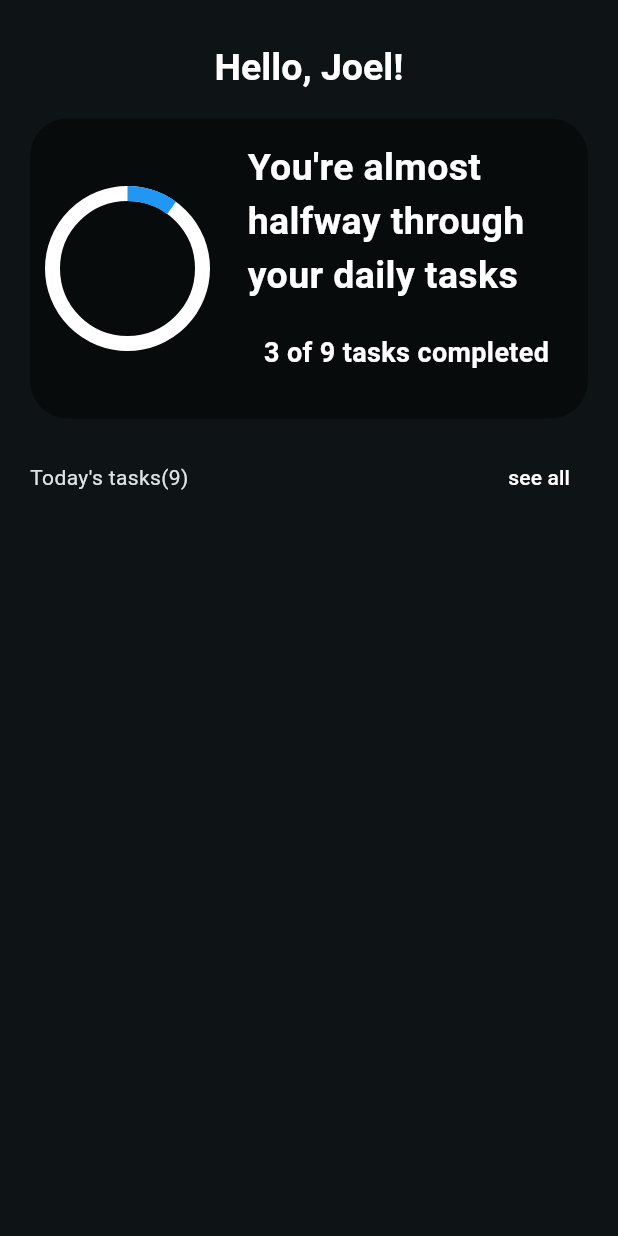
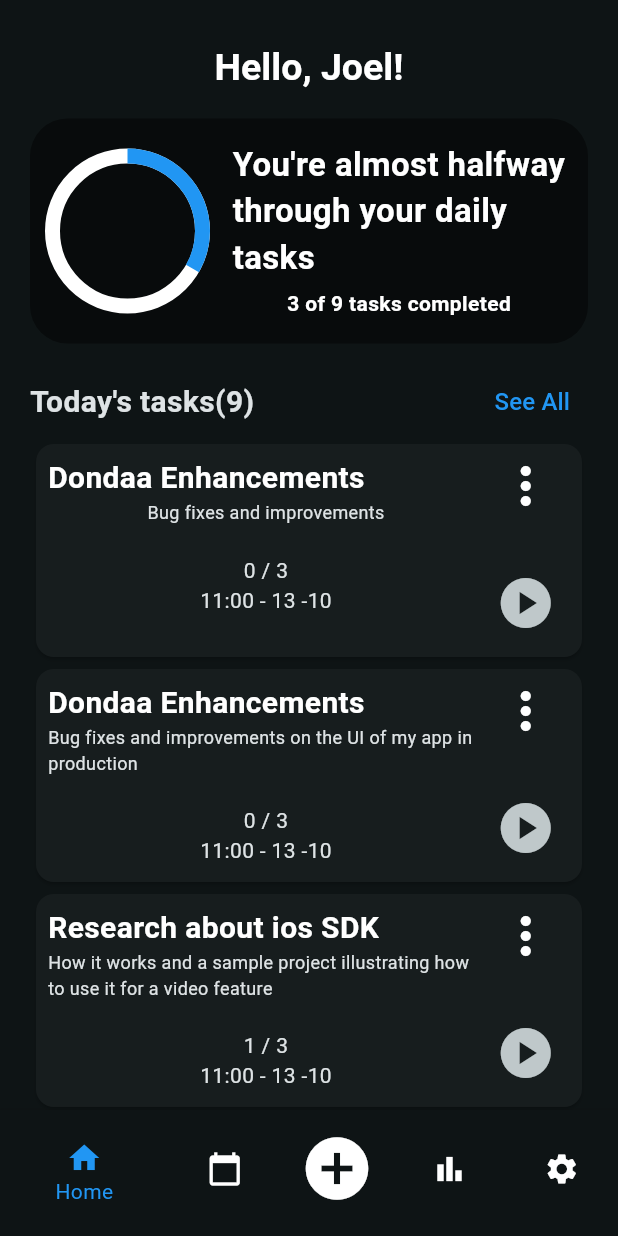
Before and after one commit to chotixity/TODO, a Flutter app: the screen it shows after launch, on a phone screen of 412 x 824 dp. Run offline on Flutter 3.47's test engine with Material 2 defaults, Android fonts, the phone set to English and light mode, and no system bars; missing offline and left inert: dart:ffi.

Commit message:
added a bottombar

```diff
--- a/lib/main.dart
+++ b/lib/main.dart
@@ -1,4 +1,5 @@
 import 'package:flutter/material.dart';
+import 'package:todo_app/widgets/bottombar.dart';
 
 import './screens/home.dart';
 
@@ -31,7 +32,7 @@ class MyApp extends StatelessWidget {
         ),
         useMaterial3: true,
       ),
-      home: const Home(),
+      home: const BottomBar(),
     );
   }
 }
--- a/lib/screens/home.dart
+++ b/lib/screens/home.dart
@@ -1,4 +1,7 @@
 import 'package:flutter/material.dart';
+
+import '../widgets/bottombar.dart';
+import '../widgets/tile.dart';
 
 class Home extends StatefulWidget {
   const Home({super.key});
@@ -8,7 +11,7 @@ class Home extends StatefulWidget {
 }
 
 class _HomeState extends State<Home> {
-  double progress = 0.1;
+  double progress = 1 / 3;
   @override
   Widget build(BuildContext context) {
     return Scaffold(
@@ -31,13 +34,48 @@ class _HomeState extends State<Home> {
             Row(
               mainAxisAlignment: MainAxisAlignment.spaceBetween,
               children: [
-                const Text('Today\'s tasks(9)'),
-                TextButton(onPressed: () {}, child: const Text('see all'))
+                const Text(
+                  'Today\'s tasks(9)',
+                  style: TextStyle(fontWeight: FontWeight.bold, fontSize: 20),
+                ),
+                TextButton(
+                    onPressed: () {},
+                    child: const Text(
+                      'See All',
+                      style: TextStyle(color: Colors.blue, fontSize: 16),
+                    ))
               ],
+            ),
+            Flexible(
+              child: ListView(
+                children: const [
+                  Tile(
+                    title: 'Dondaa Enhancements',
+                    description: 'Bug fixes and improvements',
+                    completedSessions: '0 / 3',
+                    time: '11:00 - 13 -10',
+                  ),
+                  Tile(
+                    title: 'Dondaa Enhancements',
+                    description:
+                        'Bug fixes and improvements on the UI of my app in production',
+                    completedSessions: '0 / 3',
+                    time: '11:00 - 13 -10',
+                  ),
+                  Tile(
+                    title: 'Research about ios SDK',
+                    description:
+                        'How it works and a sample project illustrating how to use it for a video feature',
+                    completedSessions: '1 / 3',
+                    time: '11:00 - 13 -10',
+                  )
+                ],
+              ),
             )
           ],
         ),
       ),
+      //bottomNavigationBar: const BottomBar(),
     );
   }
 }
@@ -53,7 +91,7 @@ class taskProgress extends StatelessWidget {
   @override
   Widget build(BuildContext context) {
     return Container(
-      height: 200,
+      height: 150,
       padding: const EdgeInsets.all(15),
       decoration: BoxDecoration(
         color: Colors.black45,
@@ -73,7 +111,7 @@ class taskProgress extends StatelessWidget {
             ),
           ),
           const SizedBox(
-            width: 30,
+            width: 20,
           ),
           const Flexible(
             child: FractionallySizedBox(
@@ -84,17 +122,17 @@ class taskProgress extends StatelessWidget {
                   Text(
                     'You\'re almost halfway through your daily tasks',
                     style: TextStyle(
-                        fontSize: 25,
+                        fontSize: 22,
                         fontWeight: FontWeight.bold,
-                        color: Colors.white),
+                        color: Color.fromRGBO(255, 255, 255, 1)),
                   ),
                   SizedBox(
-                    height: 20,
+                    height: 5,
                   ),
                   Text(
                     '3 of 9 tasks completed',
                     style: TextStyle(
-                      fontSize: 18,
+                      fontSize: 14,
                       fontWeight: FontWeight.bold,
                       color: Colors.white,
                     ),
--- /dev/null
+++ b/lib/widgets/bottombar.dart
@@ -0,0 +1,69 @@
+import 'dart:ffi';
+
+import 'package:flutter/material.dart';
+import '../screens/home.dart';
+
+class BottomBar extends StatefulWidget {
+  const BottomBar({super.key});
+
+  @override
+  State<BottomBar> createState() => _BottomBarState();
+}
+
+class _BottomBarState extends State<BottomBar> {
+  int _selectedIndex = 0;
+  static const List<Widget> _widgetOptions = [
+    Home(),
+    Text('Hello'),
+    Text('Howre you'),
+    Text('my name is choti'),
+    Text('Go home'),
+  ];
+  final List<BottomNavigationBarItem> _bars = [
+    const BottomNavigationBarItem(
+      icon: Icon(Icons.home),
+      label: 'Home',
+    ),
+    const BottomNavigationBarItem(
+      icon: Icon(Icons.calendar_today),
+      label: 'Calendar',
+    ),
+    const BottomNavigationBarItem(
+      icon: Icon(
+        Icons.add_circle,
+        size: 50,
+      ),
+      label: 'new Task',
+    ),
+    const BottomNavigationBarItem(
+      icon: Icon(Icons.bar_chart),
+      label: 'graph',
+    ),
+    const BottomNavigationBarItem(
+      icon: Icon(Icons.settings),
+      label: 'settings',
+    )
+  ];
+
+  void _onItemTapped(int Index) {
+    setState(() {
+      _selectedIndex = Index;
+    });
+  }
+
+  @override
+  Widget build(BuildContext context) {
+    return Scaffold(
+      body: Center(
+        child: _widgetOptions.elementAt(_selectedIndex),
+      ),
+      bottomNavigationBar: BottomNavigationBar(
+        currentIndex: _selectedIndex,
+        unselectedItemColor: Colors.white,
+        selectedItemColor: Colors.blue,
+        items: _bars,
+        onTap: _onItemTapped,
+      ),
+    );
+  }
+}
--- /dev/null
+++ b/lib/widgets/tile.dart
@@ -0,0 +1,81 @@
+import 'package:flutter/material.dart';
+
+class Tile extends StatelessWidget {
+  final String title;
+  final String description;
+  final String completedSessions;
+  final String time;
+  const Tile(
+      {super.key,
+      required this.title,
+      required this.description,
+      required this.completedSessions,
+      required this.time});
+
+  @override
+  Widget build(BuildContext context) {
+    return SizedBox(
+      height: 150,
+      child: Card(
+        child: Padding(
+          padding: const EdgeInsets.all(8.0),
+          child: Row(
+            children: [
+              Flexible(
+                child: FractionallySizedBox(
+                  widthFactor: .995,
+                  child: Column(
+                    children: [
+                      Align(
+                        alignment: Alignment.topLeft,
+                        child: Text(
+                          title,
+                          style: const TextStyle(
+                            color: Colors.white,
+                            fontSize: 20,
+                            fontWeight: FontWeight.bold,
+                          ),
+                        ),
+                      ),
+                      Text(
+                        description,
+                        maxLines: 2,
+                        style: const TextStyle(
+                          fontSize: 12,
+                          overflow: TextOverflow.ellipsis,
+                        ),
+                      ),
+                      const SizedBox(
+                        height: 20,
+                      ),
+                      Text(completedSessions.toString()),
+                      Text(time)
+                    ],
+                  ),
+                ),
+              ),
+              FractionallySizedBox(
+                child: Column(
+                  mainAxisAlignment: MainAxisAlignment.spaceBetween,
+                  children: [
+                    const Icon(
+                      Icons.more_vert,
+                      size: 40,
+                    ),
+                    IconButton(
+                      onPressed: () {},
+                      icon: const Icon(
+                        Icons.play_circle,
+                        size: 40,
+                      ),
+                    )
+                  ],
+                ),
+              )
+            ],
+          ),
+        ),
+      ),
+    );
+  }
+}
```
